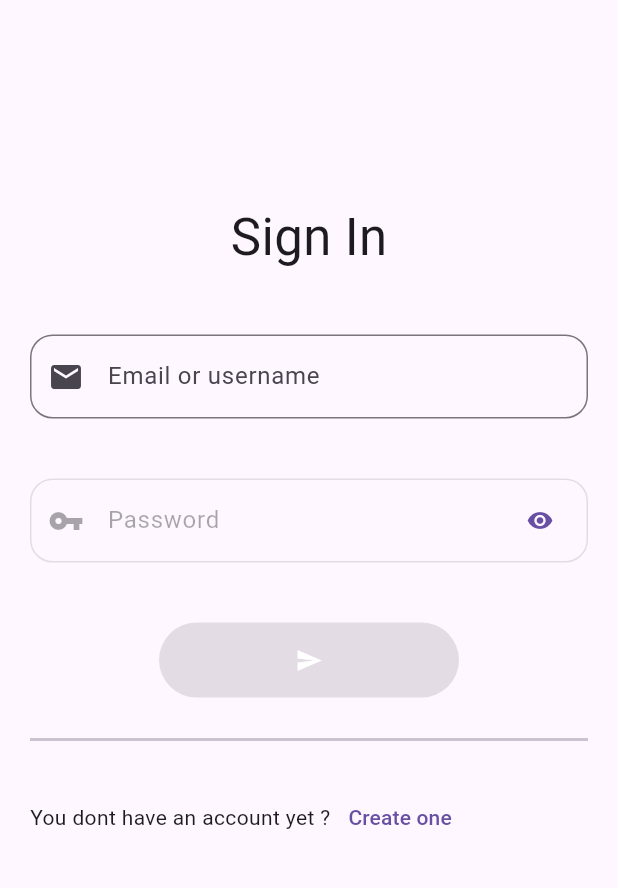
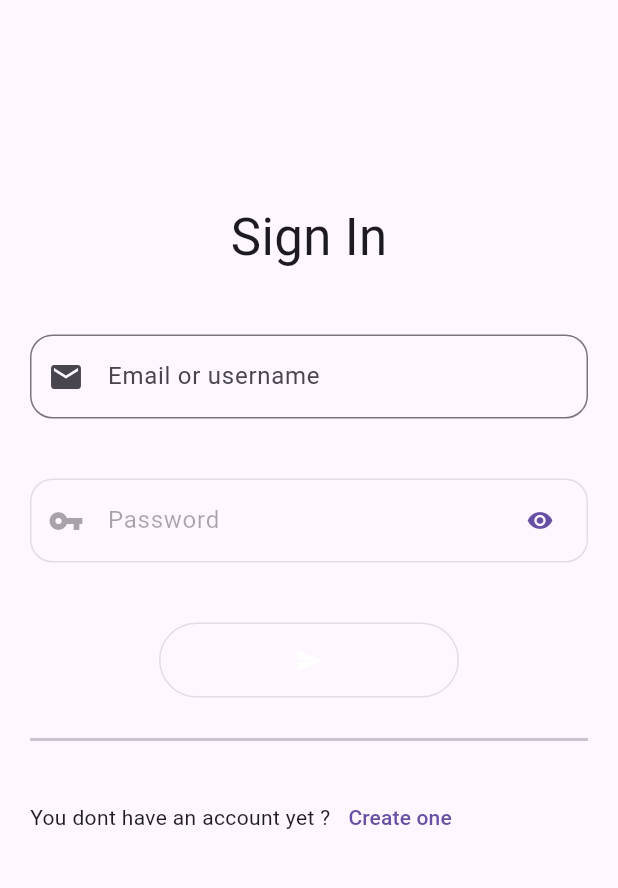
Before and after one commit to ramiro-di-rico/homemanagement_app, a Flutter app: the DesktopLoginView screen opened directly, on a phone screen of 412 x 824 dp, the part 63-951 px from its top. Run offline on Flutter 3.47's test engine with Material 3 defaults, Android fonts, the phone set to English and light mode, and no system bars; our stand-ins replace datetime_picker_formfield, fl_chart, flutter_slidable, flutter_speed_dial, get_it, grouped_list and 5 more; missing offline and left inert: encrypt, shared_preferences_web; accounts and stored records are empty.

Commit message:
Move email and password behaviors to different mixins and update login page

```diff
--- a/lib/models/view-models/user-view-model.dart
+++ b/lib/models/view-models/user-view-model.dart
@@ -5,5 +5,5 @@ class UserViewModel{
   bool get isValid => this.isEmailValid && this.isPasswordValid;
 
   bool get isEmailValid => this.email.length > 3;
-  bool get isPasswordValid => this.password.length > 0;
+  bool get isPasswordValid => this.password.length > 6;
 }
--- a/lib/myapp.dart
+++ b/lib/myapp.dart
@@ -114,7 +114,7 @@ class MyApp extends StatelessWidget {
           )),
       themeMode: ThemeMode.system,
       routes: {
-        LoginView.id: (context) => isDesktop ? LoginView() : DesktopLoginView(),
+        LoginView.id: (context) => !isDesktop ? LoginView() : DesktopLoginView(),
         RegistrationScreen.id: (context) => RegistrationScreen(),
         HomeScreen.id: (context) => HomeScreen(),
         AccountDetailScreen.id: (context) => AccountDetailScreen(),
--- a/lib/views/authentication/login-desktop.dart
+++ b/lib/views/authentication/login-desktop.dart
@@ -1,9 +1,11 @@
 import 'package:flutter/material.dart';
-import 'package:home_management_app/views/authentication/authentication-controls.dart';
+import 'package:home_management_app/views/authentication/user-controls-mixins/authentication-behavior.dart';
 import 'package:home_management_app/views/authentication/registration.dart';
 
 import '../../custom/components/email-textfield.dart';
 import '../../custom/components/password-textfield.dart';
+import 'user-controls-mixins/email-behavior.dart';
+import 'user-controls-mixins/password-behavior.dart';
 
 class DesktopLoginView extends StatefulWidget {
   const DesktopLoginView({super.key});
@@ -13,7 +15,7 @@ class DesktopLoginView extends StatefulWidget {
 }
 
 class _DesktopLoginViewState extends State<DesktopLoginView>
-    with AuthenticationControls {
+    with AuthenticationBehavior, EmailBehavior, PasswordBehavior {
   @override
   Widget build(BuildContext context) {
     return Scaffold(
@@ -53,13 +55,21 @@ class _DesktopLoginViewState extends State<DesktopLoginView>
                     ? Padding(
                         padding: EdgeInsets.all(5),
                         child: CircularProgressIndicator())
-                    : ElevatedButton(
+                    : userViewModel.isPasswordValid
+                        ? ElevatedButton(
                             style: ElevatedButton.styleFrom(
                               minimumSize: Size(200, 50),
                             ),
                             child: Icon(Icons.send, color: Colors.white),
                             onPressed:
                                 userViewModel.isValid ? onButtonPressed : null,
+                          )
+                        : OutlinedButton(
+                            onPressed: null,
+                            child: Icon(Icons.send, color: Colors.white),
+                            style: ElevatedButton.styleFrom(
+                              minimumSize: Size(200, 50),
+                              ),
                         ),
                 SizedBox(height: 20),
                 Padding(
--- a/lib/views/authentication/login.dart
+++ b/lib/views/authentication/login.dart
@@ -2,7 +2,9 @@ import 'package:flutter/material.dart';
 import 'package:home_management_app/custom/components/email-textfield.dart';
 import 'package:home_management_app/custom/components/password-textfield.dart';
 import 'registration.dart';
-import 'authentication-controls.dart';
+import 'user-controls-mixins/authentication-behavior.dart';
+import 'user-controls-mixins/email-behavior.dart';
+import 'user-controls-mixins/password-behavior.dart';
 
 class LoginView extends StatefulWidget {
   static const String id = 'login_screen';
@@ -11,7 +13,7 @@ class LoginView extends StatefulWidget {
   _LoginViewState createState() => _LoginViewState();
 }
 
-class _LoginViewState extends State<LoginView> with AuthenticationControls {
+class _LoginViewState extends State<LoginView> with AuthenticationBehavior, EmailBehavior, PasswordBehavior {
 
   @override
   Widget build(BuildContext context) {
--- a/lib/views/authentication/authentication-controls.dart
+++ b/lib/views/authentication/user-controls-mixins/authentication-behavior.dart
@@ -1,14 +1,13 @@
 import 'package:flutter/material.dart';
 import 'package:get_it/get_it.dart';
 
-import '../../custom/keyboard.factory.dart';
-import '../../models/view-models/user-view-model.dart';
-import '../../services/security/authentication.service.dart';
-import '../main/home.dart';
+import '../../../custom/keyboard.factory.dart';
+import '../../../models/view-models/user-view-model.dart';
+import '../../../services/security/authentication.service.dart';
+import '../../main/home.dart';
 
-mixin AuthenticationControls<T extends StatefulWidget> on State<T> {
+mixin AuthenticationBehavior<T extends StatefulWidget> on State<T> {
   UserViewModel userViewModel = UserViewModel();
-  bool hidePassword = true;
   bool isAuthenticating = false;
 
   AuthenticationService authenticationService =
@@ -26,24 +25,6 @@ mixin AuthenticationControls<T extends StatefulWidget> on State<T> {
     if (await authenticationService.init()) {
       await successFullAuthentication();
     }
-  }
-
-  void onEmailChanged(String character) {
-    setState(() {
-      this.userViewModel.email = character.trim();
-    });
-  }
-
-  void onPasswordChanged(String character) {
-    setState(() {
-      this.userViewModel.password = character;
-    });
-  }
-
-  void changePasswordVisibility() {
-    setState(() {
-      this.hidePassword = !this.hidePassword;
-    });
   }
 
   void setAuthenticatingStatus(bool status) {
--- /dev/null
+++ b/lib/views/authentication/user-controls-mixins/email-behavior.dart
@@ -0,0 +1,13 @@
+import 'package:flutter/widgets.dart';
+
+import '../../../models/view-models/user-view-model.dart';
+
+mixin EmailBehavior<T extends StatefulWidget> on State<T>{
+  UserViewModel userViewModel = UserViewModel();
+
+  void onEmailChanged(String character) {
+    setState(() {
+      this.userViewModel.email = character.trim();
+    });
+  }
+}
--- /dev/null
+++ b/lib/views/authentication/user-controls-mixins/password-behavior.dart
@@ -0,0 +1,20 @@
+import 'package:flutter/widgets.dart';
+
+import '../../../models/view-models/user-view-model.dart';
+
+mixin PasswordBehavior<T extends StatefulWidget> on State<T> {
+  UserViewModel userViewModel = UserViewModel();
+  bool hidePassword = true;
+
+  void onPasswordChanged(String character) {
+    setState(() {
+      this.userViewModel.password = character.trim();
+    });
+  }
+
+  void onTogglePasswordVisibility() {
+    setState(() {
+      this.hidePassword = !this.hidePassword;
+    });
+  }
+}
```
Lines whose indentation alone changed are shown as unchanged.
